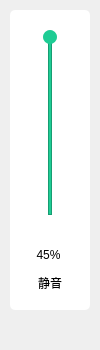
song-xunxue/StandardProject, file MY_MusicPlayer/MY_MusicPlayer/volumetool.ui: the form before one commit.
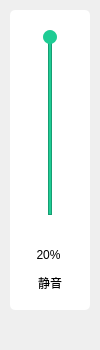
The form after the commit.

The edit to the form file:
```diff
--- a/MY_MusicPlayer/MY_MusicPlayer/volumetool.ui
+++ b/MY_MusicPlayer/MY_MusicPlayer/volumetool.ui
@@ -74,7 +74,7 @@
      </size>
     </property>
     <property name="text">
-     <string>45%</string>
+     <string>20%</string>
     </property>
     <property name="alignment">
      <set>Qt::AlignCenter</set>
```
Left out of the diff: 2 changed lines with no effect on the pictures.
